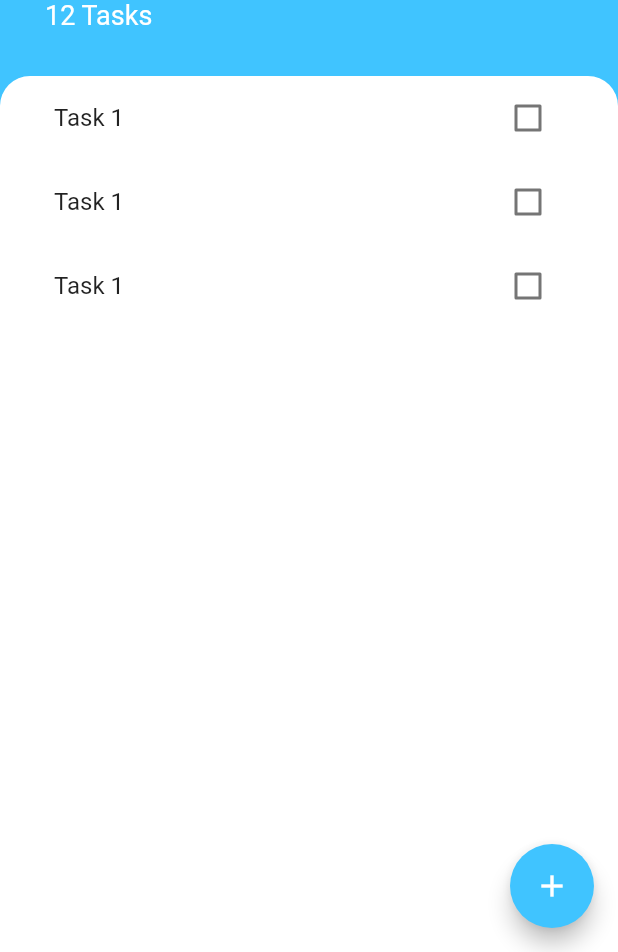
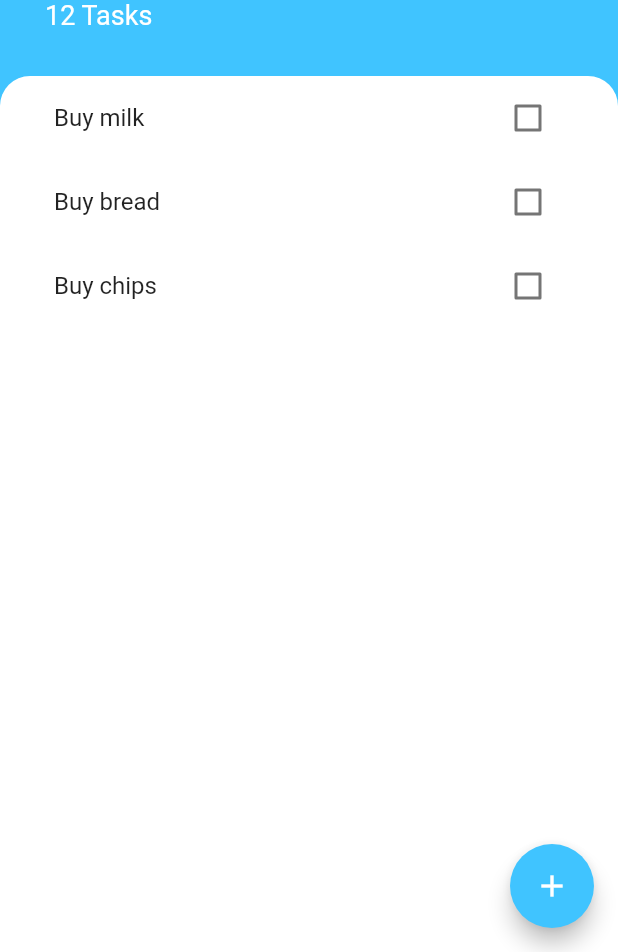
Before and after one commit to PratthamArora/todo_app, a Flutter app: the screen it shows after launch, on a phone screen of 412 x 824 dp, the part 284-1236 px from its top. Run offline on Flutter 3.47's test engine with Material 2 defaults, Android fonts, the phone set to English and light mode, and no system bars.

Commit message:
added Tasks model and listview builder

```diff
--- /dev/null
+++ b/lib/model/task.dart
@@ -0,0 +1,10 @@
+class Task {
+  final String name;
+  bool isDone;
+
+  Task({this.name, this.isDone = false});
+
+  void toggleDone() {
+    isDone = !isDone;
+  }
+}
--- a/lib/widgets/task_list.dart
+++ b/lib/widgets/task_list.dart
@@ -1,15 +1,34 @@
 import 'package:flutter/material.dart';
+import 'package:todoapp/model/task.dart';
 import 'package:todoapp/widgets/task_tile.dart';
 
-class TaskList extends StatelessWidget {
+class TaskList extends StatefulWidget {
+  @override
+  _TaskListState createState() => _TaskListState();
+}
+
+class _TaskListState extends State<TaskList> {
+  List<Task> task = [
+    Task(name: 'Buy milk', isDone: false),
+    Task(name: 'Buy bread', isDone: false),
+    Task(name: 'Buy chips', isDone: false),
+  ];
+
   @override
   Widget build(BuildContext context) {
-    return ListView(
-      children: <Widget>[
-        TaskTile(),
-        TaskTile(),
-        TaskTile(),
-      ],
+    return ListView.builder(
+      itemBuilder: (context, index) {
+        return TaskTile(
+          taskTitle: task[index].name,
+          isChecked: task[index].isDone,
+          checkBoxCallback: (checkboxState) {
+            setState(() {
+              task[index].toggleDone();
+            });
+          },
+        );
+      },
+      itemCount: task.length,
     );
   }
 }
--- a/lib/widgets/task_tile.dart
+++ b/lib/widgets/task_tile.dart
@@ -1,46 +1,26 @@
 import 'package:flutter/material.dart';
 
-class TaskTile extends StatefulWidget {
-  @override
-  _TaskTileState createState() => _TaskTileState();
-}
+class TaskTile extends StatelessWidget {
+  final bool isChecked;
+  final String taskTitle;
+  final Function checkBoxCallback;
 
-class _TaskTileState extends State<TaskTile> {
-  bool isChecked = false;
+  TaskTile({this.isChecked, this.taskTitle, this.checkBoxCallback});
 
   @override
   Widget build(BuildContext context) {
     return ListTile(
       title: Text(
-        'Task 1',
+        taskTitle,
         style: TextStyle(
           decoration: isChecked ? TextDecoration.lineThrough : null,
         ),
       ),
-      trailing: TaskCheckBox(
-        checkboxState: isChecked,
-        toggleCheckBox: (bool checkboxState) {
-          setState(() {
-            isChecked = checkboxState;
-          });
-        },
+      trailing: Checkbox(
+        activeColor: Colors.lightBlueAccent,
+        value: isChecked,
+        onChanged: checkBoxCallback,
       ),
     );
   }
 }
-
-class TaskCheckBox extends StatelessWidget {
-  final bool checkboxState;
-  final Function toggleCheckBox;
-
-  TaskCheckBox({this.checkboxState, this.toggleCheckBox});
-
-  @override
-  Widget build(BuildContext context) {
-    return Checkbox(
-      activeColor: Colors.lightBlueAccent,
-      value: checkboxState,
-      onChanged: toggleCheckBox,
-    );
-  }
-}
```
